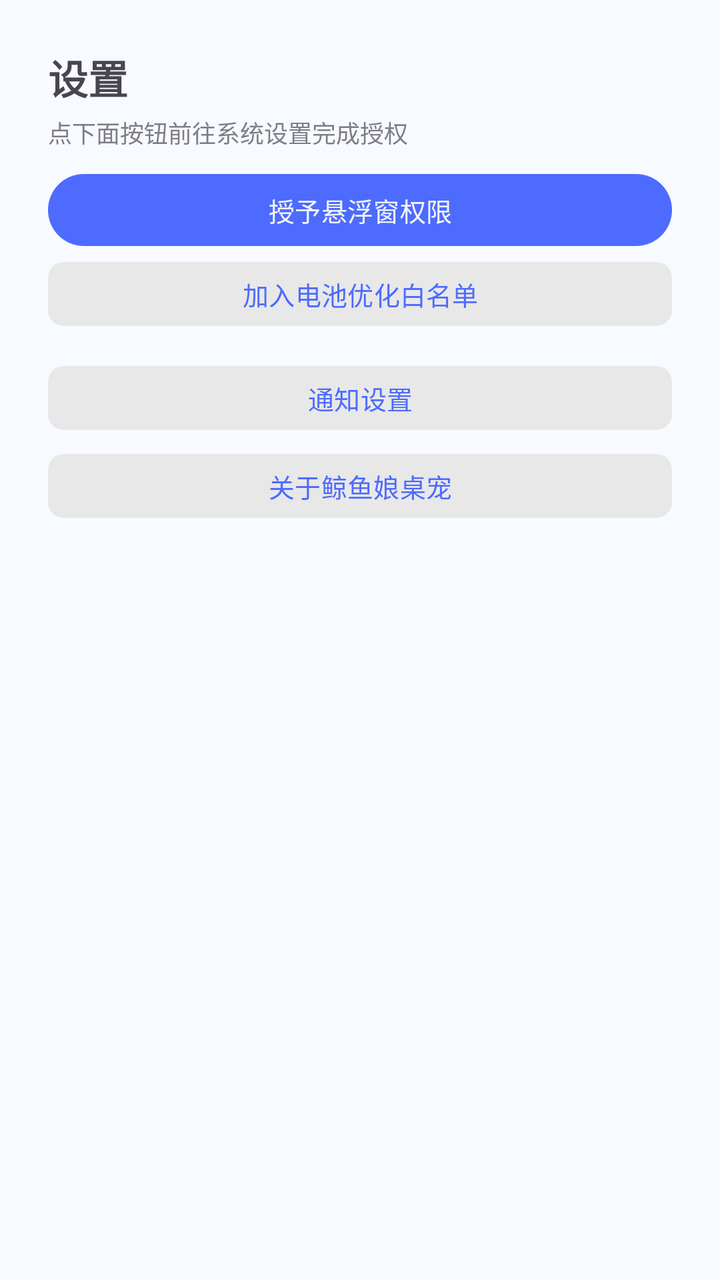
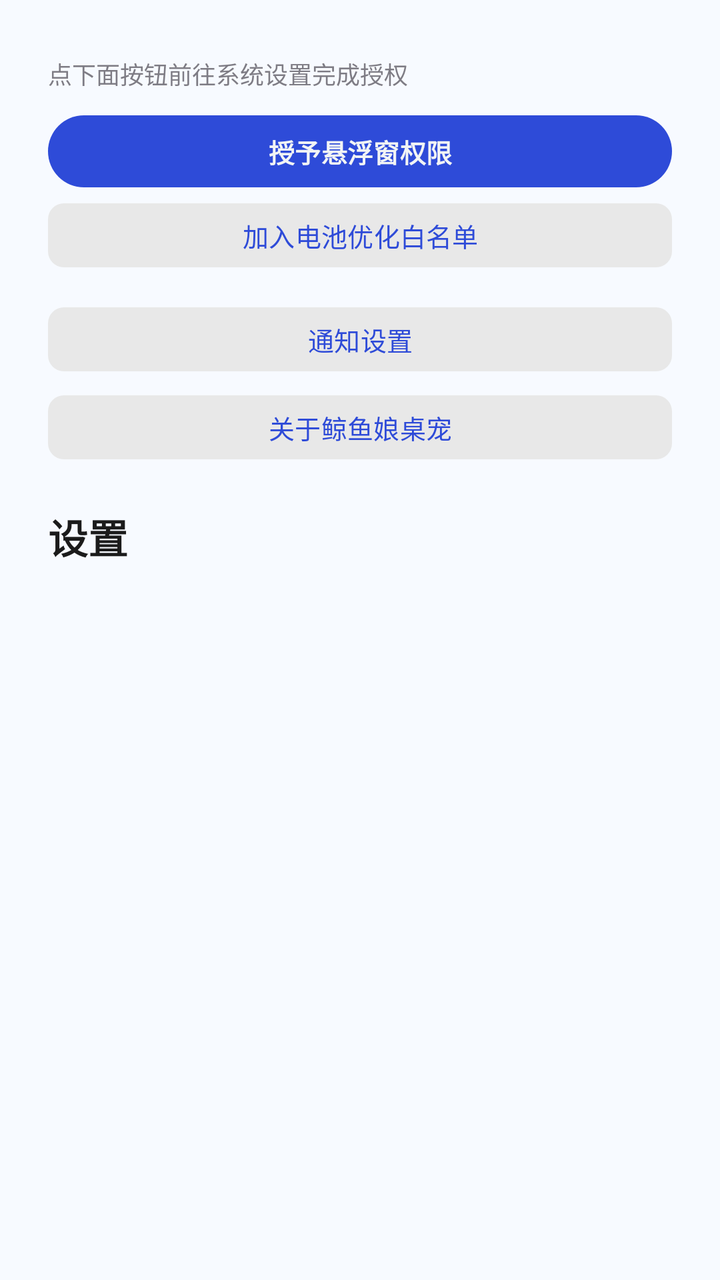

Before-and-after screenshots of an Android layout around one commit, followed by the original layout XML and the change that was made.
<!-- AndroidManifest.xml: application theme Theme.WhalePet -->
<!-- res/layout/page_settings.xml -->
<?xml version="1.0" encoding="utf-8"?>
<ScrollView xmlns:android="http://schemas.android.com/apk/res/android"
    android:layout_width="match_parent"
    android:layout_height="match_parent"
    android:fillViewport="true">

    <LinearLayout
        android:layout_width="match_parent"
        android:layout_height="wrap_content"
        android:orientation="vertical"
        android:padding="24dp">

        <TextView
            android:layout_width="wrap_content"
            android:layout_height="wrap_content"
            android:text="@string/settings_title"
            android:textSize="20sp"
            android:textStyle="bold" />

        <TextView
            android:layout_width="match_parent"
            android:layout_height="wrap_content"
            android:layout_marginTop="4dp"
            android:alpha="0.7"
            android:text="@string/settings_perm_hint"
            android:textSize="12sp" />

        
        <Button
                style="@style/Widget.WhalePet.Button.Primary"
            android:id="@+id/btn_overlay"
            android:layout_width="match_parent"
            android:layout_height="wrap_content"
            android:layout_marginTop="12dp"
            android:text="@string/grant_overlay" />

        
        <Button
                style="@style/Widget.WhalePet.Button"
            android:id="@+id/btn_battery"
            android:layout_width="match_parent"
            android:layout_height="wrap_content"
            android:layout_marginTop="8dp"
            android:text="@string/battery_whitelist" />

        
        <Button
                style="@style/Widget.WhalePet.Button"
            android:id="@+id/btn_notif_settings"
            android:layout_width="match_parent"
            android:layout_height="wrap_content"
            android:layout_marginTop="20dp"
            android:text="@string/notif_settings" />

        
        <Button
                style="@style/Widget.WhalePet.Button"
            android:id="@+id/btn_about"
            android:layout_width="match_parent"
            android:layout_height="wrap_content"
            android:layout_marginTop="12dp"
            android:text="@string/about_entry" />
    </LinearLayout>
</ScrollView>
<!-- resources referenced by this layout -->
<resources>
  <string name="about_entry">关于鲸鱼娘桌宠</string>
  <string name="battery_whitelist">加入电池优化白名单</string>
  <string name="grant_overlay">授予悬浮窗权限</string>
  <string name="notif_settings">通知设置</string>
  <string name="settings_perm_hint">点下面按钮前往系统设置完成授权</string>
  <string name="settings_title">设置</string>
  <style name="Widget.WhalePet.Button" parent="Widget.Material3.Button.TonalButton">
          
          <item name="android:minHeight">32dp</item>
          <item name="android:minWidth">0dp</item>
          <item name="android:insetTop">0dp</item>
          <item name="android:insetBottom">0dp</item>
          <item name="android:paddingLeft">12dp</item>
          <item name="android:paddingRight">12dp</item>
          <item name="android:textSize">13sp</item>
          <item name="backgroundTint">@color/surface_chip</item>
          <item name="android:textColor">@color/brand_primary</item>
          <item name="cornerRadius">8dp</item>
      </style>
  <style name="Widget.WhalePet.Button.Primary" parent="Widget.Material3.Button.TonalButton">
          
          <item name="android:minHeight">36dp</item>
          <item name="android:minWidth">0dp</item>
          <item name="android:insetTop">0dp</item>
          <item name="android:insetBottom">0dp</item>
          <item name="android:paddingLeft">16dp</item>
          <item name="android:paddingRight">16dp</item>
          <item name="android:textSize">13sp</item>
          <item name="backgroundTint">@color/brand_primary</item>
          <item name="android:textColor">@color/f2f4f5</item>
      </style>
  <style name="Theme.WhalePet" parent="Theme.Material3.DayNight.NoActionBar">
          
          <item name="colorPrimary">@color/brand_primary</item>
          <item name="colorOnPrimary">#FFFFFF</item>
          <item name="colorPrimaryContainer">#DDE3FF</item>
          <item name="colorOnPrimaryContainer">#10214A</item>
          <item name="colorSecondary">#2E9E5B</item>
          <item name="colorSurface">#FFFFFF</item>
          <item name="android:windowBackground">@color/surface_page</item>
          <item name="colorSurfaceVariant">#EDEDED</item>
          <item name="colorOutline">@color/outline_soft</item>
          <item name="android:statusBarColor">@android:color/transparent</item>
      </style>
  <color name="surface_chip">#E8E8E8</color>
  <color name="brand_primary">#4D6BFE</color>
  <color name="f2f4f5">#F2F4F5</color>
  <color name="surface_page">#F7FAFF</color>
  <color name="outline_soft">#DEDEDE</color>
</resources>

<!-- the commit's change to res/layout/page_settings.xml (unified diff, before → after) -->
@@ -9,13 +9,6 @@
         android:layout_height="wrap_content"
         android:orientation="vertical"
         android:padding="24dp">
-
-        <TextView
-            android:layout_width="wrap_content"
-            android:layout_height="wrap_content"
-            android:text="@string/settings_title"
-            android:textSize="20sp"
-            android:textStyle="bold" />
 
         <TextView
             android:layout_width="match_parent"
@@ -60,5 +53,17 @@
             android:layout_height="wrap_content"
             android:layout_marginTop="12dp"
             android:text="@string/about_entry" />
+
+        
+        <TextView
+            android:layout_width="wrap_content"
+            android:layout_height="wrap_content"
+            android:layout_gravity="start"
+            android:layout_marginTop="24dp"
+            android:fontFamily="sans-serif-medium"
+            android:text="@string/settings_title"
+            android:textColor="@color/text_primary"
+            android:textSize="20sp"
+            android:textStyle="bold" />
     </LinearLayout>
 </ScrollView>
<!-- resource entries referenced after the edit -->
@@ -1,5 +1,6 @@
 <!-- resources referenced by this layout -->
 <resources>
+  <color name="text_primary">#1B1B1B</color>
   <string name="about_entry">关于鲸鱼娘桌宠</string>
   <string name="battery_whitelist">加入电池优化白名单</string>
   <string name="grant_overlay">授予悬浮窗权限</string>
@@ -30,6 +31,8 @@
           <item name="android:textSize">13sp</item>
           <item name="backgroundTint">@color/brand_primary</item>
           <item name="android:textColor">@color/f2f4f5</item>
+          <item name="android:fontFamily">sans-serif-medium</item>
+          <item name="android:textStyle">bold</item>
       </style>
   <style name="Theme.WhalePet" parent="Theme.Material3.DayNight.NoActionBar">
           
@@ -45,7 +48,7 @@
           <item name="android:statusBarColor">@android:color/transparent</item>
       </style>
   <color name="surface_chip">#E8E8E8</color>
-  <color name="brand_primary">#4D6BFE</color>
+  <color name="brand_primary">#2E4BD8</color>
   <color name="f2f4f5">#F2F4F5</color>
   <color name="surface_page">#F7FAFF</color>
   <color name="outline_soft">#DEDEDE</color>
